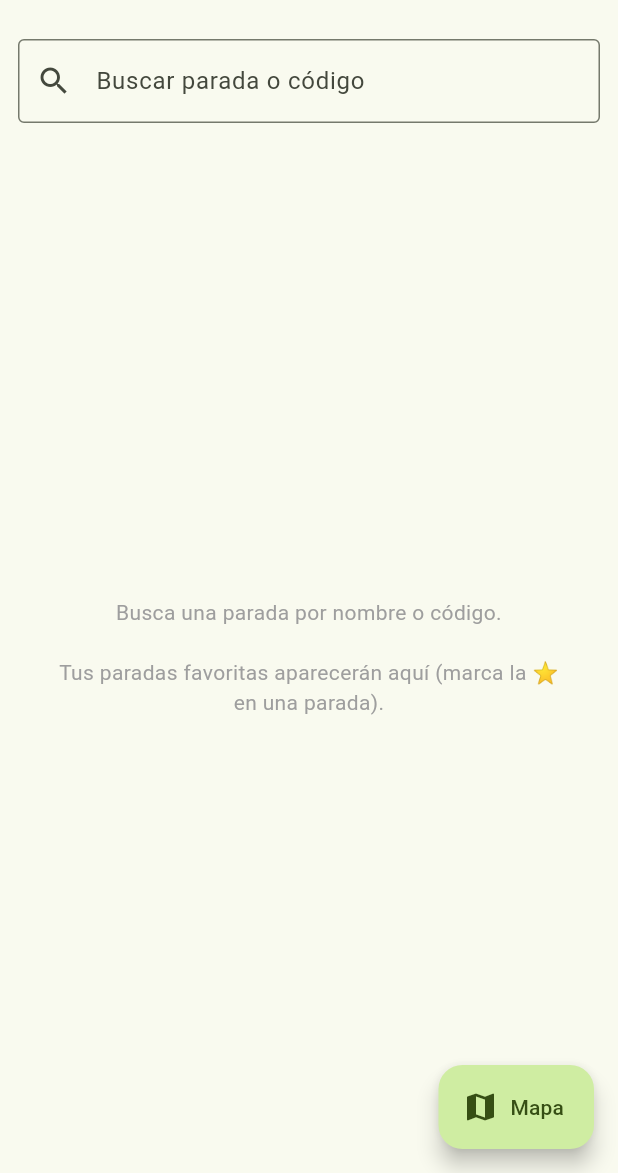
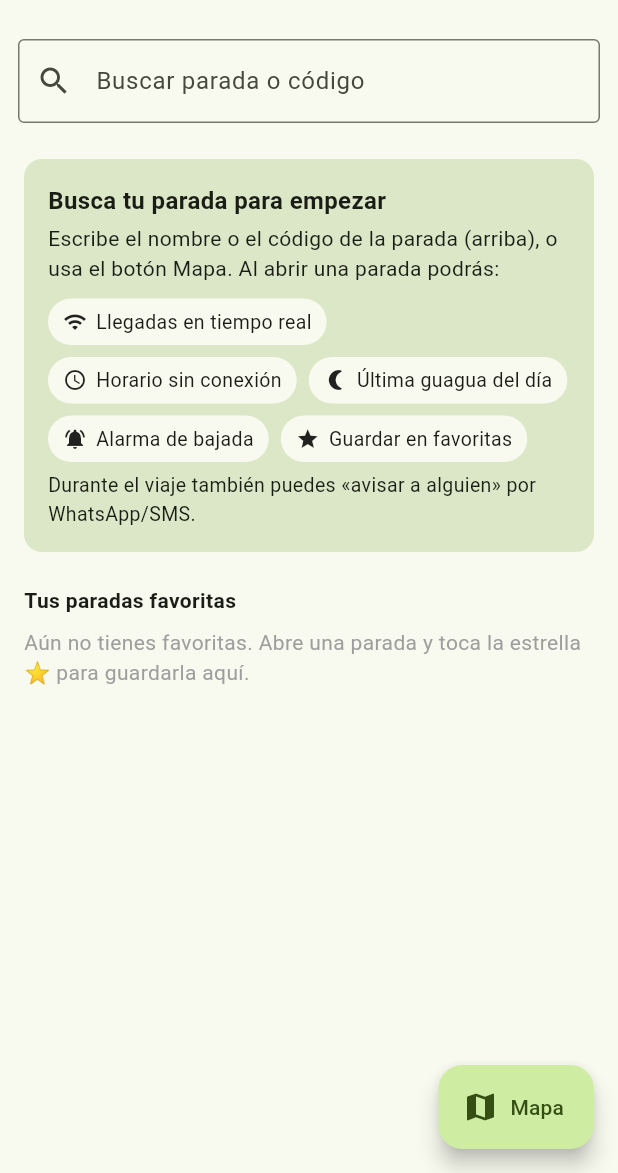
Before and after one commit to protesten/bajateya, a Flutter app: the screen it shows after launch, on a phone screen of 412 x 824 dp, the part 63-1236 px from its top. Run offline on Flutter 3.47's test engine with Material 3 defaults, Android fonts, the phone set to English and light mode, and no system bars; our stand-ins replace connectivity_plus, device_info_plus, flutter_local_notifications, flutter_map, geolocator, latlong2 and 4 more; missing offline and left inert: flutter_foreground_task; accounts and stored records are empty.

Commit message:
v0.1.6: arreglo del borrado de búsqueda + inicio que explica las funciones
- _search limpia los resultados al vaciar el cuadro (vuelven las favoritas).
- Nueva pantalla de inicio: tarjeta que explica qué se puede hacer al abrir una
  parada (tiempo real, horario, última guagua, alarma, favoritas) y avisar a
  alguien durante el viaje; debajo, las paradas favoritas.

Co-Authored-By: Claude Opus 4.8 <noreply@anthropic.com>

```diff
--- a/app/lib/main.dart
+++ b/app/lib/main.dart
@@ -151,9 +151,13 @@ class _StopSearchPageState extends State<StopSearchPage> {
   }
 
   Future<void> _search(String q) async {
-    if (q.trim().length < 2) return;
+    // Al vaciar o dejar 1 carácter, limpia resultados y vuelven las favoritas.
+    if (q.trim().length < 2) {
+      if (_stops.isNotEmpty) setState(() => _stops = const []);
+      return;
+    }
     final r = await _db.searchStops(q.trim());
-    setState(() => _stops = r);
+    if (mounted) setState(() => _stops = r);
   }
 
   Future<void> _loadFavorites() async {
@@ -241,7 +245,7 @@ class _StopSearchPageState extends State<StopSearchPage> {
           if (_selected == null)
             Expanded(
               child: _stops.isEmpty
-                  ? _favoritesList()
+                  ? _homeView()
                   : ListView.builder(
                       itemCount: _stops.length,
                       itemBuilder: (_, i) {
@@ -263,27 +267,63 @@ class _StopSearchPageState extends State<StopSearchPage> {
     );
   }
 
-  Widget _favoritesList() {
-    if (_favs.isEmpty) {
-      return const Center(
+  Widget _homeView() {
+    return ListView(
+      padding: const EdgeInsets.only(bottom: 90),
+      children: [
+        // Qué se puede hacer (las funciones viven dentro de una parada/viaje).
+        Padding(
+          padding: const EdgeInsets.fromLTRB(12, 8, 12, 4),
+          child: Card(
+            color: Theme.of(context).colorScheme.secondaryContainer,
+            elevation: 0,
             child: Padding(
-          padding: EdgeInsets.all(32),
-          child: Text(
-            'Busca una parada por nombre o código.\n\nTus paradas favoritas '
-            'aparecerán aquí (marca la ⭐ en una parada).',
-            textAlign: TextAlign.center,
-            style: TextStyle(color: Colors.grey),
+              padding: const EdgeInsets.all(16),
+              child: Column(
+                crossAxisAlignment: CrossAxisAlignment.start,
+                children: [
+                  const Text('Busca tu parada para empezar',
+                      style: TextStyle(fontWeight: FontWeight.bold, fontSize: 16)),
+                  const SizedBox(height: 4),
+                  const Text(
+                      'Escribe el nombre o el código de la parada (arriba), o usa '
+                      'el botón Mapa. Al abrir una parada podrás:'),
+                  const SizedBox(height: 10),
+                  Wrap(
+                    spacing: 8,
+                    runSpacing: 8,
+                    children: const [
+                      _FeatureChip(Icons.wifi, 'Llegadas en tiempo real'),
+                      _FeatureChip(Icons.schedule, 'Horario sin conexión'),
+                      _FeatureChip(Icons.nightlight_round, 'Última guagua del día'),
+                      _FeatureChip(Icons.notifications_active, 'Alarma de bajada'),
+                      _FeatureChip(Icons.star, 'Guardar en favoritas'),
+                    ],
+                  ),
+                  const SizedBox(height: 6),
+                  const Text(
+                      'Durante el viaje también puedes «avisar a alguien» por '
+                      'WhatsApp/SMS.',
+                      style: TextStyle(fontSize: 13)),
+                ],
               ),
             ),
-      );
-    }
-    return ListView(
-      children: [
+          ),
+        ),
         const Padding(
-          padding: EdgeInsets.fromLTRB(16, 12, 16, 4),
-          child: Text('Favoritas',
+          padding: EdgeInsets.fromLTRB(16, 14, 16, 4),
+          child: Text('Tus paradas favoritas',
               style: TextStyle(fontWeight: FontWeight.bold)),
         ),
+        if (_favs.isEmpty)
+          const Padding(
+            padding: EdgeInsets.fromLTRB(16, 4, 16, 16),
+            child: Text(
+                'Aún no tienes favoritas. Abre una parada y toca la estrella ⭐ '
+                'para guardarla aquí.',
+                style: TextStyle(color: Colors.grey)),
+          )
+        else
           for (final f in _favs)
             ListTile(
               leading: const Icon(Icons.star, color: Colors.amber),
@@ -509,6 +549,31 @@ class _StopSearchPageState extends State<StopSearchPage> {
   }
 }
 
+/// Etiqueta con icono para explicar una función en la pantalla de inicio.
+class _FeatureChip extends StatelessWidget {
+  final IconData icon;
+  final String label;
+  const _FeatureChip(this.icon, this.label);
+  @override
+  Widget build(BuildContext context) {
+    return Container(
+      padding: const EdgeInsets.symmetric(horizontal: 10, vertical: 6),
+      decoration: BoxDecoration(
+        color: Theme.of(context).colorScheme.surface,
+        borderRadius: BorderRadius.circular(999),
+      ),
+      child: Row(
+        mainAxisSize: MainAxisSize.min,
+        children: [
+          Icon(icon, size: 16),
+          const SizedBox(width: 6),
+          Text(label, style: const TextStyle(fontSize: 13)),
+        ],
+      ),
+    );
+  }
+}
+
 /// Observa cuándo la app vuelve a primer plano para refrescar el estado.
 class _LifecycleHook extends WidgetsBindingObserver {
   final void Function() onResumed;
```
Also changed, not shown: 1 other file. Lines whose indentation alone changed are shown as unchanged.
